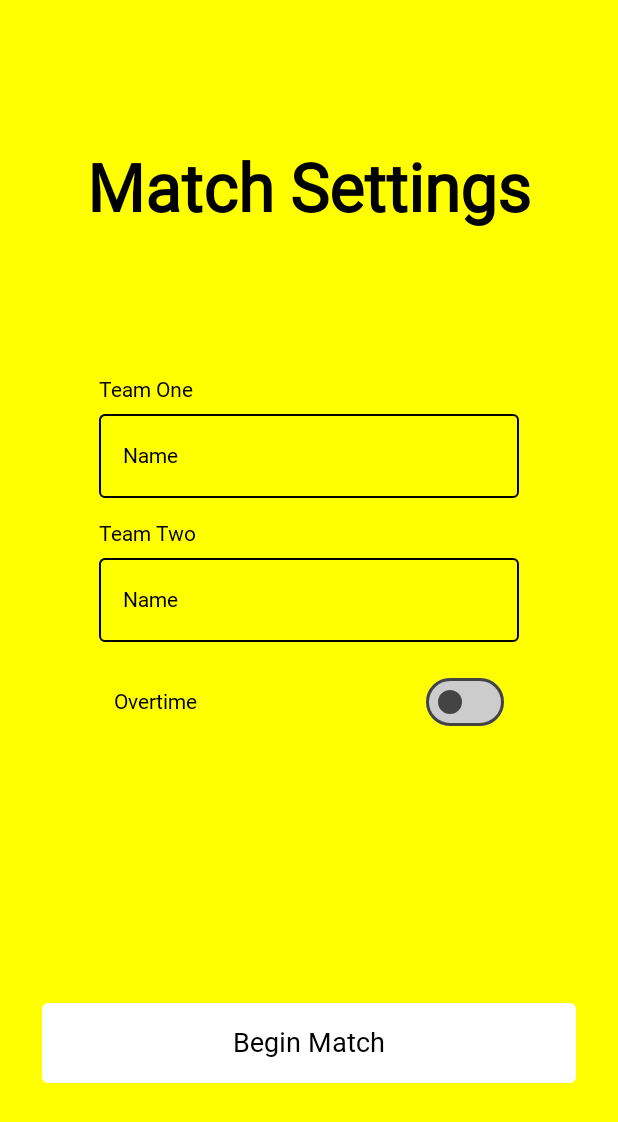
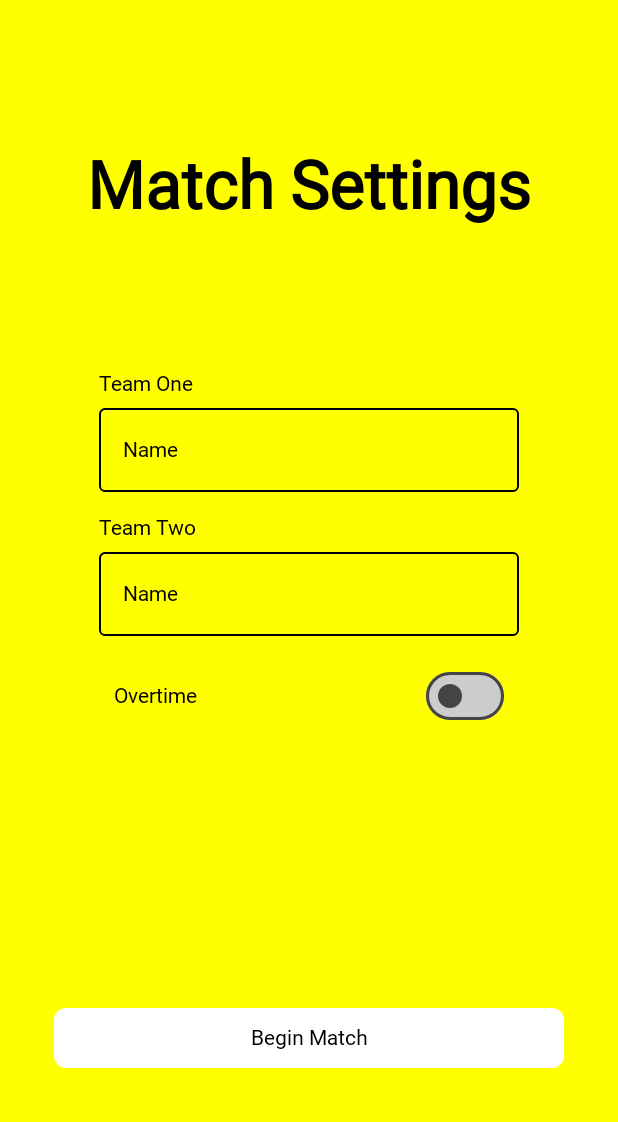
Before and after one commit to dvong95/netbuddy, an Android app built with Jetpack Compose: the MatchSettingsScreen screen opened through its navigation route, on a phone screen of 412 x 824 dp. Shown: the top 1122 px of the screen. Run offline under Robolectric (Android 15) with nearby library versions, the phone set to English and light mode, and no system bars; Roboto replaces fonts that are not available here.

Commit message:
Revert "- Updated MainButton.kt and HomeScreen.kt - Removed components folder and it's children from Home UI folder"

```diff
--- a/app/src/main/java/com/vongda/netbuddy/ui/components/MainButton.kt
+++ b/app/src/main/java/com/vongda/netbuddy/ui/components/MainButton.kt
@@ -9,21 +9,19 @@ import androidx.compose.material3.Text
 import androidx.compose.runtime.Composable
 import androidx.compose.ui.Modifier
 import androidx.compose.ui.graphics.Color
-import androidx.compose.ui.text.font.FontWeight
 import androidx.compose.ui.unit.dp
-import androidx.compose.ui.unit.sp
 
 @Composable
-fun MainButton (text: String, padding: Boolean = false, onClick: () -> Unit) {
+fun MainButton (text: String, padding: Boolean, onClick: () -> Unit) {
     Button(
         onClick = onClick,
-        modifier = Modifier.fillMaxWidth().padding(28.dp),
+        modifier = if (padding) Modifier.fillMaxWidth().padding(36.dp) else Modifier.fillMaxWidth(),
         colors = ButtonDefaults.buttonColors(
             containerColor = Color.White,
             contentColor = Color.Black
         ),
-        shape = RoundedCornerShape(4.dp)
+        shape = RoundedCornerShape(8.dp)
     ){
-        Text(text = text, fontSize = 18.sp, fontWeight = FontWeight.Light, modifier = Modifier.padding(8.dp))
+        Text(text = text)
     }
 }
--- a/app/src/main/java/com/vongda/netbuddy/ui/home/HomeScreen.kt
+++ b/app/src/main/java/com/vongda/netbuddy/ui/home/HomeScreen.kt
@@ -4,20 +4,12 @@ import androidx.compose.foundation.layout.Box
 import androidx.compose.foundation.layout.Column
 import androidx.compose.foundation.layout.Spacer
 import androidx.compose.foundation.layout.fillMaxSize
-import androidx.compose.foundation.layout.fillMaxWidth
-import androidx.compose.foundation.layout.padding
-import androidx.compose.foundation.layout.size
-import androidx.compose.material.icons.Icons
-import androidx.compose.material.icons.outlined.Info
-import androidx.compose.material3.Icon
-import androidx.compose.material3.IconButton
 import androidx.compose.runtime.Composable
 import androidx.compose.ui.Alignment
 import androidx.compose.ui.Modifier
-import androidx.compose.ui.graphics.Color
-import androidx.compose.ui.unit.dp
-import com.vongda.netbuddy.ui.components.LargeLogoScreen
-import com.vongda.netbuddy.ui.components.MainButton
+import com.vongda.netbuddy.ui.home.components.HalfCircleBackground
+import com.vongda.netbuddy.ui.home.components.HomeScreenButtons
+import com.vongda.netbuddy.ui.home.components.HomeTitleLogo
 
 @Composable
 fun HomeScreen(
@@ -25,26 +17,16 @@ fun HomeScreen(
     navigateToMatchSettings: () -> Unit,
     navigateToInstructions: () -> Unit
 ) {
-    LargeLogoScreen (topContent = {
-        Box (modifier = Modifier.fillMaxWidth().padding(28.dp)){
-            IconButton(
-                onClick = navigateToInstructions,
-                modifier = Modifier.align(Alignment.TopEnd)
-            ) {
-                Icon(
-                    imageVector = Icons.Outlined.Info,
-                    contentDescription = "Instructions",
-                    modifier = Modifier.size(40.dp),
-                    tint = Color.White
-                )
-            }
-        }}) {
-        Column (modifier = Modifier.fillMaxSize()){
+    Box(modifier = modifier.fillMaxSize()) {
+        HalfCircleBackground()
+        Column(
+            modifier = modifier.fillMaxSize(),
+            horizontalAlignment = Alignment.CenterHorizontally
+        ) {
             Spacer(modifier = modifier.weight(1f))
-            MainButton(
-                text = "Start New Match",
-                onClick = { navigateToMatchSettings() }
-            )
+            HomeTitleLogo()
+            Spacer(modifier = modifier.weight(1f))
+            HomeScreenButtons(navigateToMatchSettings, navigateToInstructions)
         }
     }
 }
--- /dev/null
+++ b/app/src/main/java/com/vongda/netbuddy/ui/home/components/HalfCircleBackground.kt
@@ -0,0 +1,22 @@
+package com.vongda.netbuddy.ui.home.components
+
+import androidx.compose.foundation.Canvas
+import androidx.compose.foundation.background
+import androidx.compose.foundation.layout.fillMaxSize
+import androidx.compose.runtime.Composable
+import androidx.compose.ui.Modifier
+import androidx.compose.ui.geometry.Offset
+import androidx.compose.ui.graphics.Color
+
+@Composable
+fun HalfCircleBackground() {
+    Canvas(
+        modifier = Modifier.fillMaxSize().background(Color.Blue)
+    ) {
+        drawCircle(
+            Color.Yellow,
+            radius = size.width * 1.5f,
+            Offset(size.width / 2, 0f)
+        )
+    }
+}
--- /dev/null
+++ b/app/src/main/java/com/vongda/netbuddy/ui/home/components/HomeScreenButtons.kt
@@ -0,0 +1,36 @@
+package com.vongda.netbuddy.ui.home.components
+
+import androidx.compose.foundation.layout.Column
+import androidx.compose.foundation.layout.fillMaxWidth
+import androidx.compose.foundation.layout.padding
+import androidx.compose.material3.Text
+import androidx.compose.material3.TextButton
+import androidx.compose.runtime.Composable
+import androidx.compose.ui.Alignment
+import androidx.compose.ui.Modifier
+import androidx.compose.ui.graphics.Color
+import androidx.compose.ui.text.style.TextAlign
+import androidx.compose.ui.unit.dp
+import com.vongda.netbuddy.ui.components.MainButton
+
+@Composable
+fun HomeScreenButtons(navigateToMatchSettings: () -> Unit, navigateToInstructions: () -> Unit) {
+    Column (modifier = Modifier.fillMaxWidth().padding(36.dp)) {
+        MainButton(
+            text = "Start",
+            padding = false,
+            onClick = { navigateToMatchSettings() }
+        )
+
+        TextButton(
+            onClick = { navigateToInstructions() },
+            modifier = Modifier.align(Alignment.End)
+        ) {
+            Text(
+                text = "How does NetBuddy work?",
+                textAlign = TextAlign.Left,
+                color = Color.LightGray
+            )
+        }
+    }
+}
--- /dev/null
+++ b/app/src/main/java/com/vongda/netbuddy/ui/home/components/HomeTitleLogo.kt
@@ -0,0 +1,21 @@
+package com.vongda.netbuddy.ui.home.components
+
+import androidx.compose.foundation.Image
+import androidx.compose.foundation.layout.fillMaxWidth
+import androidx.compose.runtime.Composable
+import androidx.compose.ui.Modifier
+import androidx.compose.ui.graphics.Color
+import androidx.compose.ui.res.painterResource
+import androidx.compose.ui.unit.sp
+import com.vongda.netbuddy.R
+import com.vongda.netbuddy.ui.components.ScreenTitle
+
+@Composable
+fun HomeTitleLogo() {
+    Image(
+        painter = painterResource(id = R.drawable.mainlogo),
+        contentDescription = "NetBuddy mascot in front of volleyball net",
+        modifier = Modifier.fillMaxWidth()
+    )
+    ScreenTitle("NetBuddy", 56.sp, Color.Black)
+}
```
